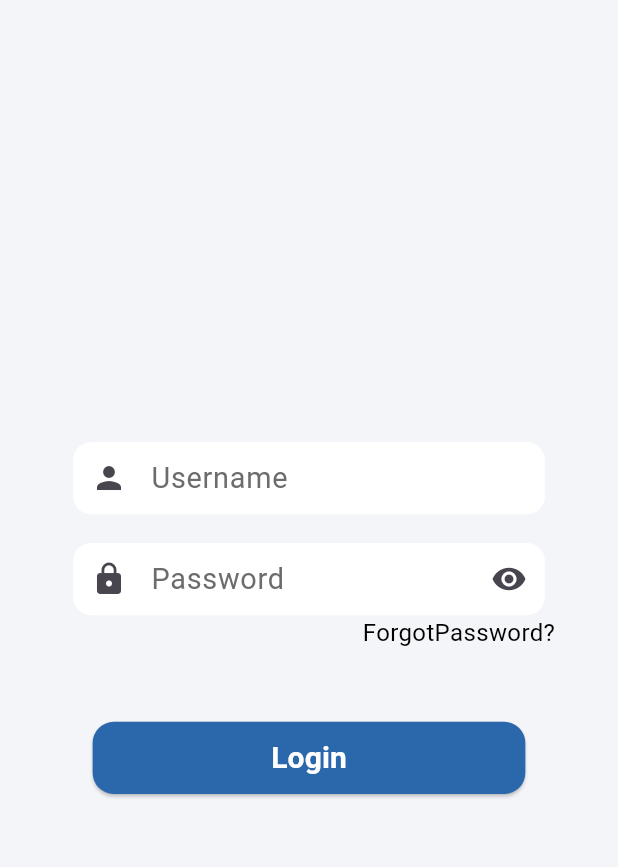
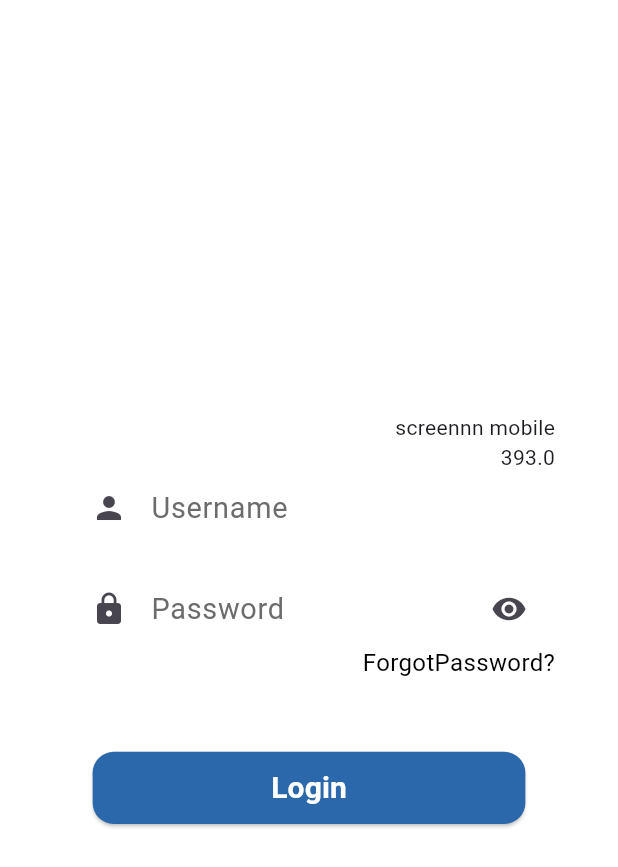
Before and after one commit to AzZaya0/Ticket_App, a Flutter app: the screen it shows after launch, on a phone screen of 412 x 824 dp. Shown: the top 867 px of the screen. Run offline on Flutter 3.47's test engine with Material 3 defaults, Android fonts, the phone set to English and light mode, and no system bars; our stand-ins replace bloc, carousel_slider, flutter_bloc, flutter_screenutil, get.

Commit message:
bloc added along with some code changes

```diff
--- /dev/null
+++ b/lib/bloc/screen_size_bloc.dart
@@ -0,0 +1,31 @@
+import 'package:bloc/bloc.dart';
+import 'package:flutter/material.dart';
+import 'package:get/get.dart';
+import 'package:meta/meta.dart';
+
+part 'screen_size_event.dart';
+part 'screen_size_state.dart';
+
+class ScreenSizeBloc extends Bloc<ScreenSizeEvent, ScreenSizeState> {
+  ScreenSizeBloc() : super(ScreenSizeInitial()) {
+    on<MobileScreenEvent>((event, emit) {
+      emit(MobileScreen());
+    });
+
+    on<DesktopScreenEvent>((event, emit) {
+      emit(DesktopScreen());
+    });
+
+    // var ScreenHeight = Get.size.height;
+    double ScreenWidth = Get.size.width;
+    ScreenWidth.obs;
+    print('hahsashaushuasuas');
+    if (ScreenWidth >= 450) {
+      add(DesktopScreenEvent());
+
+      print('this hehehehehe');
+    } else {
+      add(MobileScreenEvent());
+    }
+  }
+}
--- /dev/null
+++ b/lib/bloc/screen_size_event.dart
@@ -0,0 +1,8 @@
+part of 'screen_size_bloc.dart';
+
+@immutable
+sealed class ScreenSizeEvent {}
+
+final class MobileScreenEvent extends ScreenSizeEvent{}
+
+final class DesktopScreenEvent extends ScreenSizeEvent{}
--- /dev/null
+++ b/lib/bloc/screen_size_state.dart
@@ -0,0 +1,10 @@
+part of 'screen_size_bloc.dart';
+
+@immutable
+sealed class ScreenSizeState {}
+
+final class ScreenSizeInitial extends ScreenSizeState {}
+
+final class MobileScreen extends ScreenSizeState{}
+
+final class DesktopScreen extends ScreenSizeState{}
--- /dev/null
+++ b/lib/controller/screensize_controller.dart
@@ -0,0 +1,19 @@
+import 'package:get/get.dart';
+
+class ScreenSizeController extends GetxController {
+  RxDouble screenWidth = 10.0.obs;
+  RxDouble screenHeight = 10.0.obs;
+
+// ignore: non_constant_identifier_names
+  void checkScreen(double Width) {
+    print(Width);
+    RxDouble width = Width.obs;
+    if (width.value <= 600) {
+      screenWidth.value = 393;
+      screenHeight.value = 857;
+    } else if (width.value >= 700) {
+      screenHeight.value = 982;
+      screenWidth.value = 1512;
+    }
+  }
+}
--- a/lib/main.dart
+++ b/lib/main.dart
@@ -1,32 +1,45 @@
-// ignore_for_file: prefer_const_constructors
+// main.dart
 
 import 'package:flutter/material.dart';
+import 'package:flutter_bloc/flutter_bloc.dart';
 import 'package:flutter_screenutil/flutter_screenutil.dart';
-import 'package:ticket_now/presentation/homeScreen/home_page.dart';
+import 'package:get/get.dart';
+import 'package:ticket_now/bloc/screen_size_bloc.dart';
 import 'package:ticket_now/presentation/loginScreen/login_page.dart';
 
+import 'controller/screensize_controller.dart';
+
 void main(List<String> args) {
-  runApp(MyApp());
+  WidgetsFlutterBinding.ensureInitialized();
+  runApp(const MyApp());
 }
 
 class MyApp extends StatelessWidget {
-  const MyApp({super.key});
+  const MyApp({Key? key}) : super(key: key);
 
   @override
   Widget build(BuildContext context) {
-    return ScreenUtilInit(
+    final ScreenSizeController controller = Get.put(ScreenSizeController());
+    controller.checkScreen(MediaQuery.of(context).size.width);
+
+    return BlocProvider(
+      create: (context) => ScreenSizeBloc(),
+      child: ScreenUtilInit(
         minTextAdapt: true,
         splitScreenMode: true,
-      designSize: Size(393, 857),
+        designSize:
+            Size(controller.screenWidth.value, controller.screenHeight.value),
         builder: (_, child) {
-        return MaterialApp(
+          return GetMaterialApp(
+            key: const Key('myApp'),
             theme: ThemeData(
-            scaffoldBackgroundColor: Color(0xfff4f5f9),
+              scaffoldBackgroundColor: Colors.white,
             ),
             debugShowCheckedModeBanner: false,
-          home: LoginPage(),
+            home: const LoginPage(),
           );
         },
+      ),
     );
   }
 }
--- a/lib/presentation/loginScreen/login_page.dart
+++ b/lib/presentation/loginScreen/login_page.dart
@@ -1,6 +1,9 @@
 import 'package:flutter/material.dart';
+import 'package:flutter_bloc/flutter_bloc.dart';
 import 'package:flutter_screenutil/flutter_screenutil.dart';
 import 'package:get/get.dart';
+import 'package:ticket_now/bloc/screen_size_bloc.dart';
+import 'package:ticket_now/controller/screensize_controller.dart';
 import 'package:ticket_now/widgets/custom_button.dart';
 import 'package:ticket_now/widgets/custom_text.dart';
 import 'package:ticket_now/widgets/custom_textField.dart';
@@ -10,12 +13,22 @@ class LoginPage extends StatelessWidget {
 
   @override
   Widget build(BuildContext context) {
+    final ScreenSizeController controller = Get.put(ScreenSizeController());
+
     return SafeArea(
       child: Scaffold(
         body: Column(
             mainAxisAlignment: MainAxisAlignment.center,
             crossAxisAlignment: CrossAxisAlignment.end,
             children: [
+              BlocBuilder<ScreenSizeBloc, ScreenSizeState>(
+                  builder: (context, state) {
+                if (state is MobileScreen) {
+                  return Text('screennn mobile');
+                }
+                return Text('desktoppppp');
+              }),
+              Obx(() => Text(controller.screenWidth.value.toString())),
               Center(
                 child: MyTextField(
                   name: 'Username',
--- a/pubspec.yaml
+++ b/pubspec.yaml
@@ -39,6 +39,7 @@ dependencies:
   get: ^4.6.6
   flutter_bloc: ^8.1.3
   carousel_slider: ^4.2.1
+  connectivity_plus: ^5.0.1
 
 dev_dependencies:
   flutter_test:
```
Also changed, not shown: pubspec.lock, 3 other files. Lines whose indentation alone changed are shown as unchanged.
